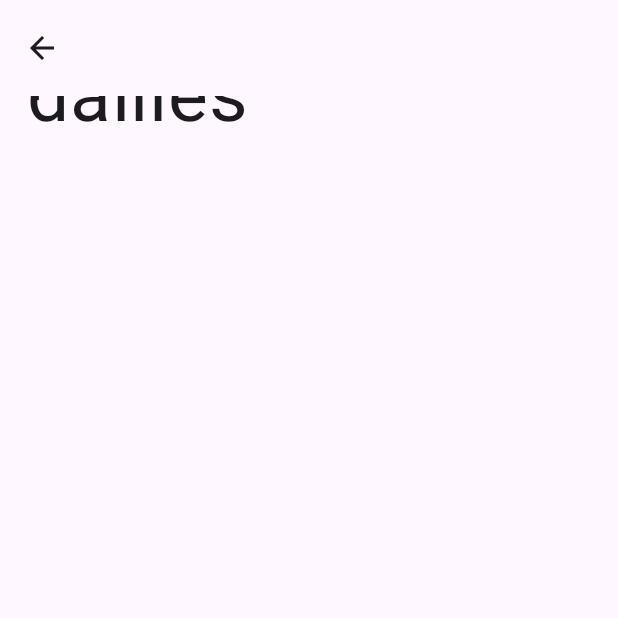
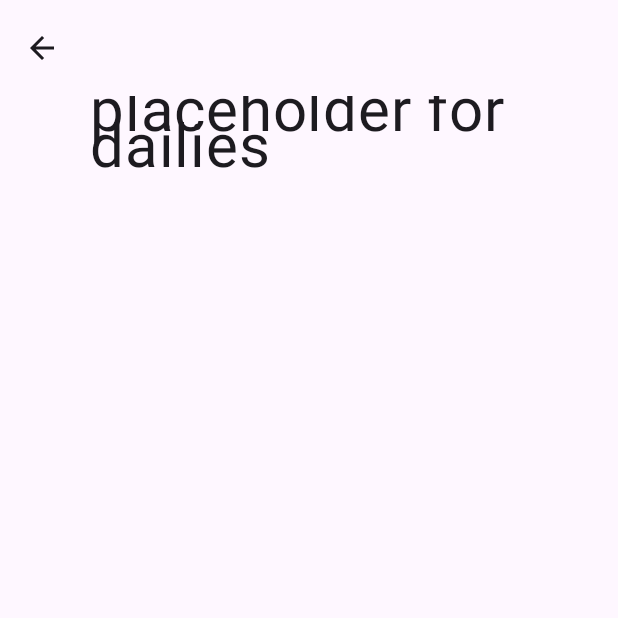
Before and after one commit to erggithub11/major_project, an Android app built with Jetpack Compose: the daily screen opened through its navigation route, on a phone screen of 412 x 824 dp, the top half of it. Run offline under Robolectric (Android 15) with nearby library versions, the phone set to English and light mode, and no system bars.

Commit message:
Changing padding values

```diff
--- a/app/src/main/java/com/dailies/ui/daily/DailyScreen.kt
+++ b/app/src/main/java/com/dailies/ui/daily/DailyScreen.kt
@@ -42,15 +42,15 @@ fun DailyScreen(modifier: Modifier = Modifier,
         Column(
             horizontalAlignment = Alignment.CenterHorizontally,
             modifier = modifier
-                .padding(10.dp)
+                .padding(50.dp)
                 .fillMaxSize()
                 .verticalScroll(rememberScrollState()),
         ) {
 
             Text(
                 text = "placeholder for dailies",
-                fontSize = 50.sp,
-                modifier = Modifier.padding(start = 8.dp)
+                fontSize = 40.sp,
+                modifier = Modifier.padding(start = 10.dp)
             )
 
 
```
